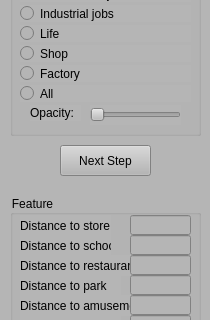
gnishida/ZoningSim, file ZoningSim/ControlWidget.ui: the form before one commit; both pictures show x 0 to 210 and y 185 to 505 of the 210 by 648 pixel window.
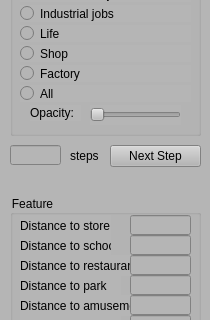
The form after the commit.

```diff
--- a/ZoningSim/ControlWidget.ui
+++ b/ZoningSim/ControlWidget.ui
@@ -517,16 +517,39 @@
    <widget class="QPushButton" name="pushButtonNextStep">
     <property name="geometry">
      <rect>
-      <x>60</x>
+      <x>110</x>
       <y>330</y>
       <width>91</width>
-      <height>31</height>
+      <height>22</height>
      </rect>
     </property>
     <property name="text">
      <string>Next Step</string>
     </property>
    </widget>
+   <widget class="QLabel" name="label_4">
+    <property name="geometry">
+     <rect>
+      <x>70</x>
+      <y>330</y>
+      <width>31</width>
+      <height>21</height>
+     </rect>
+    </property>
+    <property name="text">
+     <string>steps</string>
+    </property>
+   </widget>
+   <widget class="QLineEdit" name="lineEditNumSteps">
+    <property name="geometry">
+     <rect>
+      <x>10</x>
+      <y>330</y>
+      <width>51</width>
+      <height>20</height>
+     </rect>
+    </property>
+   </widget>
   </widget>
  </widget>
  <tabstops>
```
